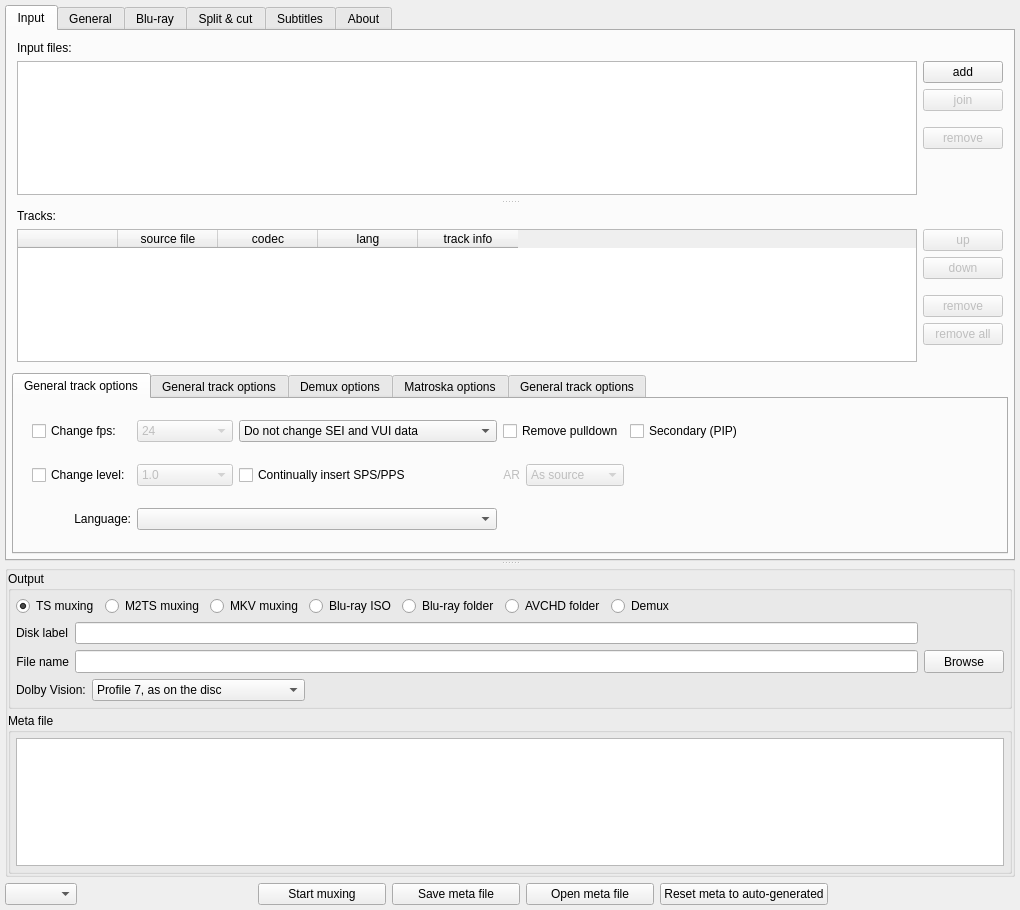
gskening/tsMuxer, file tsMuxerGUI/tsmuxerwindow.ui: the form before one commit.
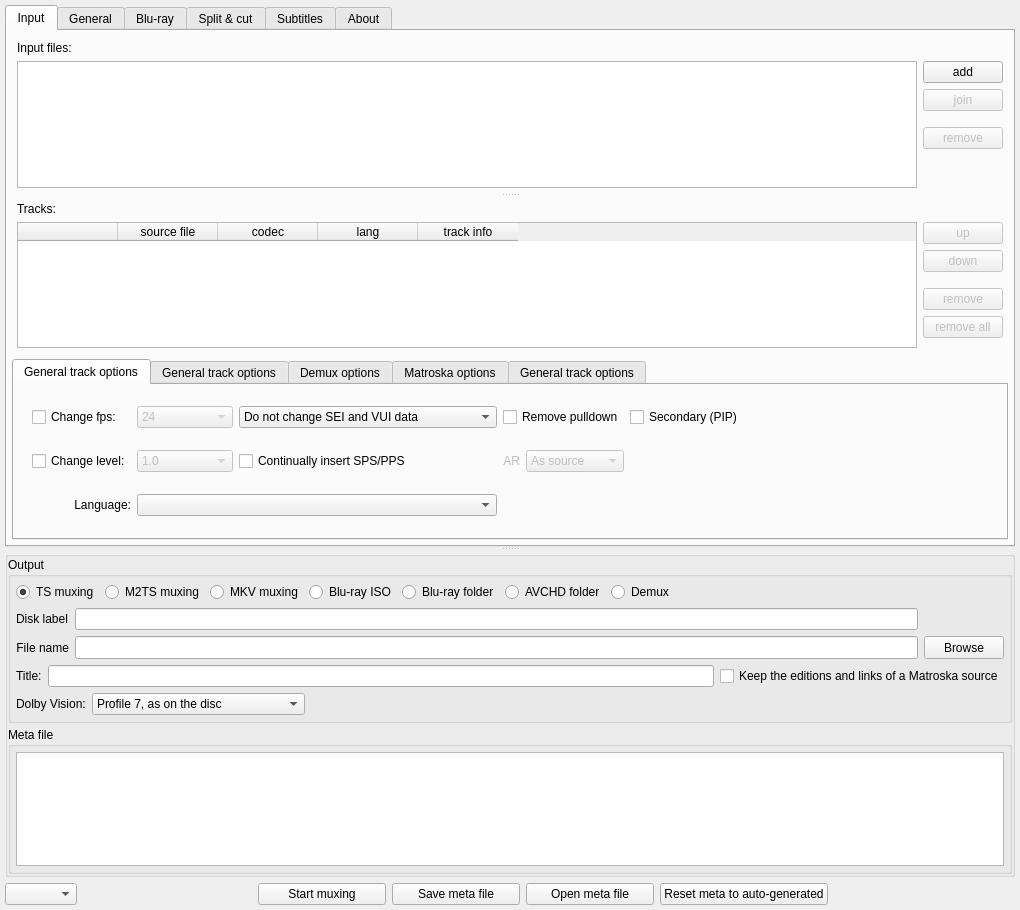
The form after the commit. Icons and pictures are not drawn.

Commit message:
feat(gui): the title and --keep-editions for a Matroska output
With MKV output chosen, the output box shows a title field, written as
--title=, and a box that keeps the editions and links of a Matroska
source (--keep-editions); for any other output both are hidden. A
double quote cannot be typed into the title, since it would end the
quoted value. An output name ending in .webm typed into the file name
field now chooses MKV output, as .mkv and .mka already did.

The texts are added to all eight catalogues, translated in the seven
that are not English.

What changed in the file:
```diff
--- a/tsMuxerGUI/tsmuxerwindow.ui
+++ b/tsMuxerGUI/tsmuxerwindow.ui
@@ -2966,6 +2966,30 @@
             </item>
            </layout>
           </item>
+          <item>
+           <layout class="QHBoxLayout" name="horizontalLayoutMkvOutput">
+            <item>
+             <widget class="QLabel" name="mkvTitleLabel">
+              <property name="text">
+               <string>Title:</string>
+              </property>
+             </widget>
+            </item>
+            <item>
+             <widget class="QLineEdit" name="mkvTitleEdit"/>
+            </item>
+            <item>
+             <widget class="QCheckBox" name="mkvKeepEditionsCheck">
+              <property name="toolTip">
+               <string>Keep a Matroska source&apos;s chapters exactly as they are, every edition and every link to another file, and its segment identity, so that ordered editions and linked files still work after the remux. The file is read as it is stored, not as its ordered edition plays it. Not with a join, a cut or a split.</string>
+              </property>
+              <property name="text">
+               <string>Keep the editions and links of a Matroska source</string>
+              </property>
+             </widget>
+            </item>
+           </layout>
+          </item>
           <item>
            <layout class="QHBoxLayout" name="horizontalLayoutDvProfile">
             <item>
```
The commit also changes 10 other files.
